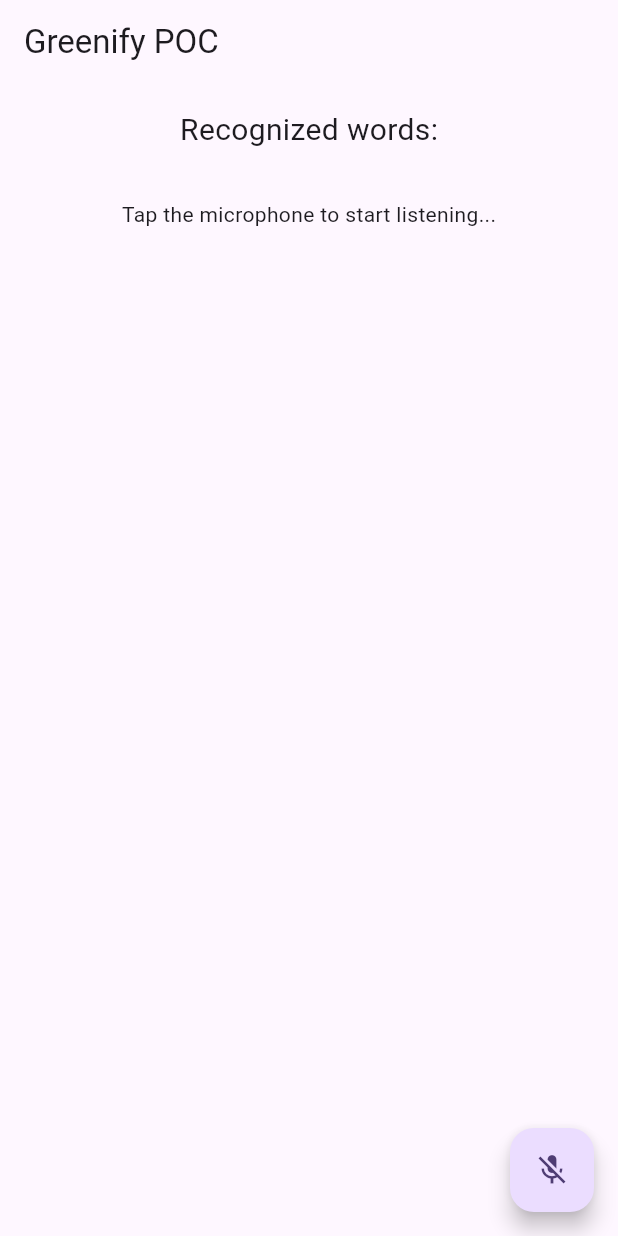
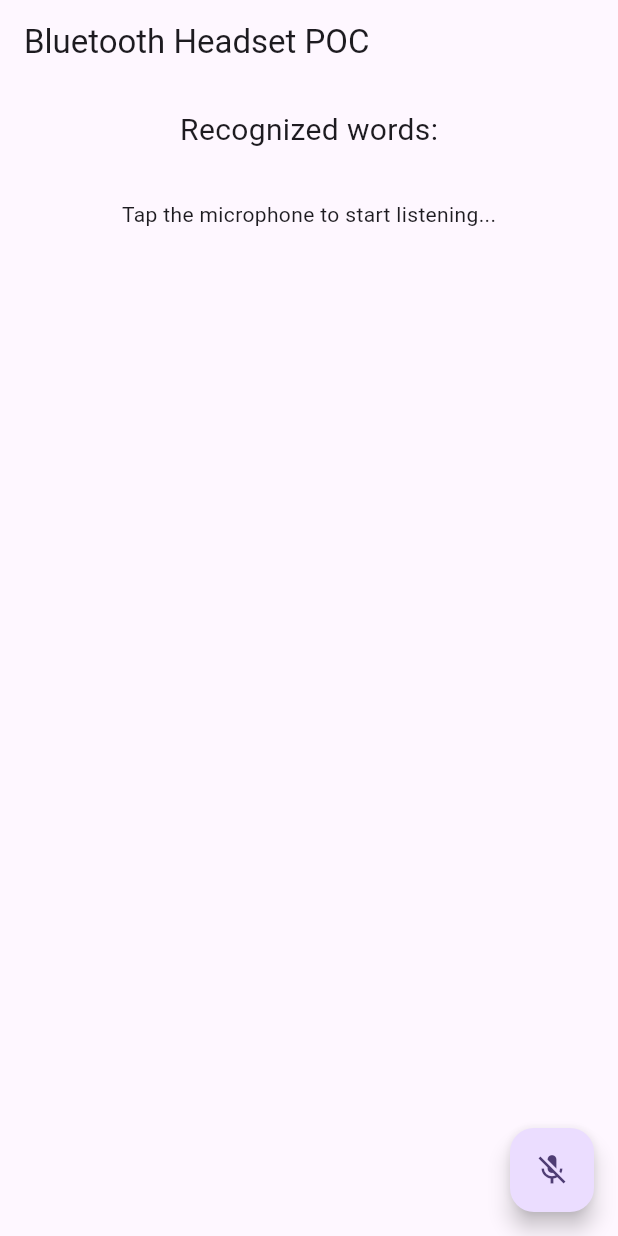
Before and after one commit to tientham/blheadset-poc, a Flutter app: the screen it shows after launch, on a phone screen of 412 x 824 dp. Run offline on Flutter 3.47's test engine with Material 2 defaults, Android fonts, the phone set to English and light mode, and no system bars; our stand-ins replace speech_to_text.

Commit message:
- update

```diff
--- a/lib/main.dart
+++ b/lib/main.dart
@@ -33,16 +33,9 @@
 }
 
 class _MyHomePageState extends State<MyHomePage> {
-  int _counter = 0;
   SpeechToText _speechToText = SpeechToText();
   bool _speechEnabled = false;
   String _lastWords = '';
-
-  void _incrementCounter() {
-    setState(() {
-      _counter++;
-    });
-  }
 
   @override
   void initState() {
@@ -83,7 +76,7 @@
   Widget build(BuildContext context) {
     return Scaffold(
       appBar: AppBar(
-        title: Text('Greenify POC'),
+        title: Text('Bluetooth Headset POC'),
       ),
       body: Center(
         child: Column(
@@ -91,7 +84,7 @@
           children: <Widget>[
             Container(
               padding: EdgeInsets.all(16),
-              child: Text(
+              child: const Text(
                 'Recognized words:',
                 style: TextStyle(fontSize: 20.0),
               ),
```
Also changed, not shown: 1 other file.
